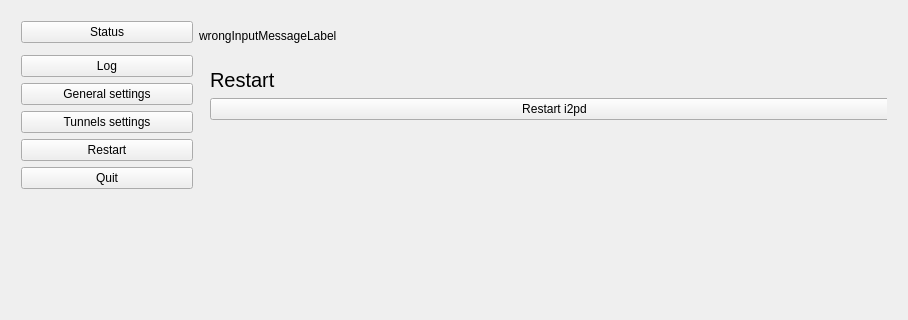
Qt form qt/i2pd_qt/mainwindow.ui (PurpleI2P/i2pd) before a commit; both pictures show x 0 to 908 and y 0 to 320 of the 908 by 554 pixel window.
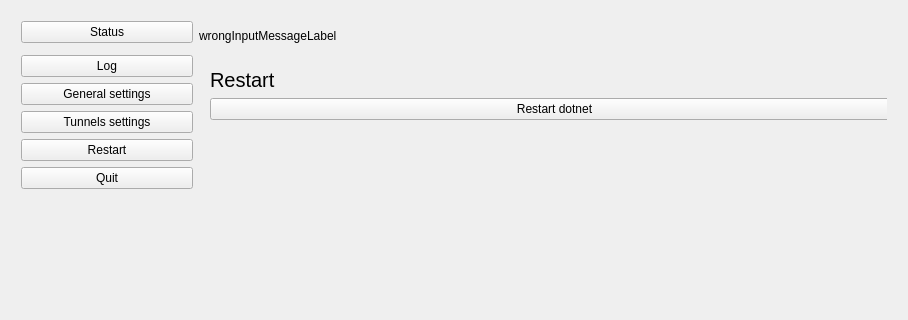
The same form after that commit. The open tabs and pages were chosen to show the change.

```diff
--- a/qt/i2pd_qt/mainwindow.ui
+++ b/qt/i2pd_qt/mainwindow.ui
@@ -926,7 +926,7 @@
             <item>
              <widget class="QPushButton" name="doRestartI2PDPushButton">
               <property name="text">
-               <string>Restart i2pd</string>
+               <string>Restart dotnet</string>
               </property>
              </widget>
             </item>
```
Left out of the diff: 2 changed lines with no effect on the pictures.
